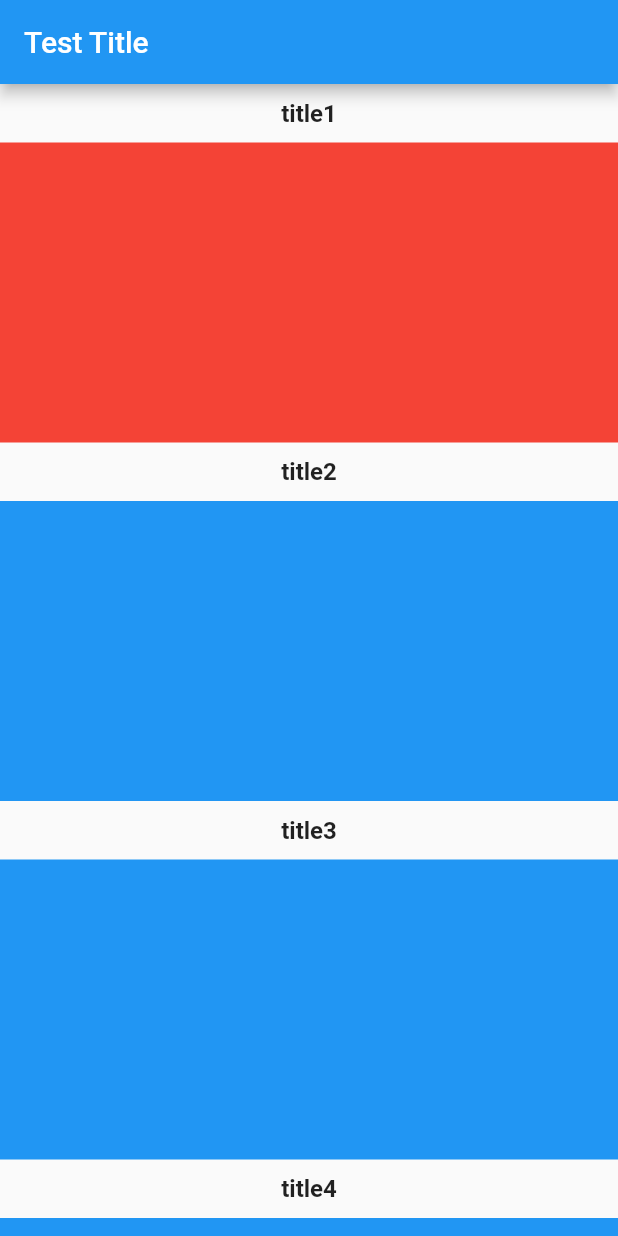
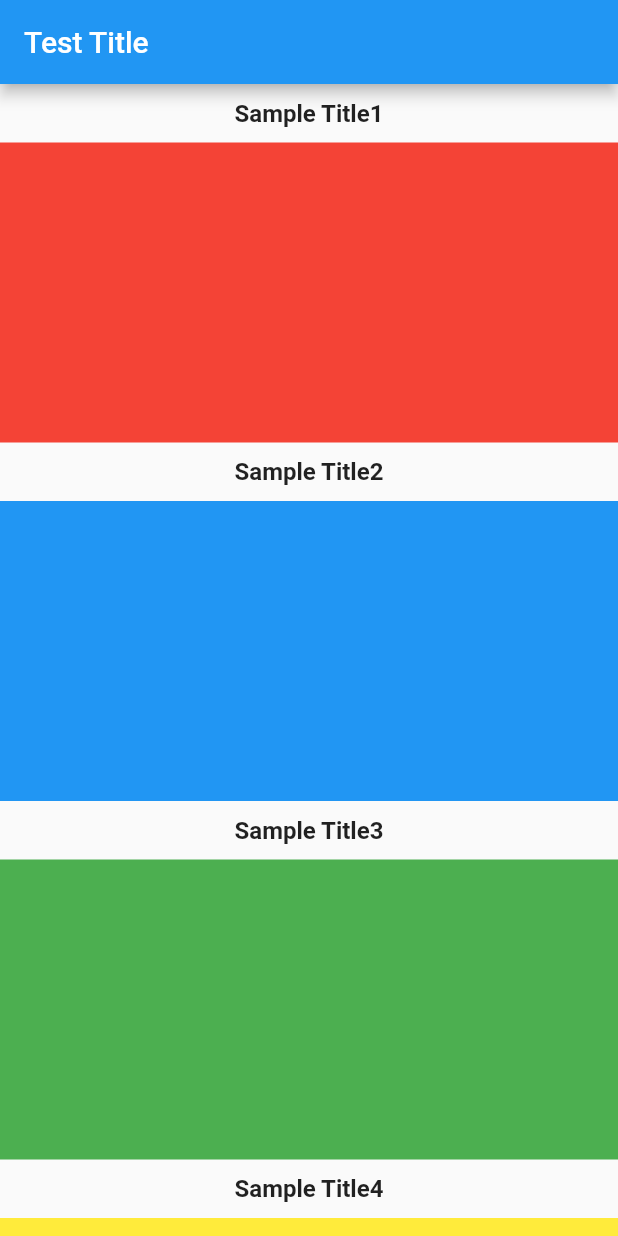
Before and after one commit to sunjom/Baobab_AppFront, a Flutter app: the screen it shows after launch, on a phone screen of 412 x 824 dp. Run offline on Flutter 3.47's test engine with Material 3 defaults, Android fonts, the phone set to English and light mode, and no system bars.

Commit message:
[FE] ListView.builder 실습

```diff
--- a/code/lib/main.dart
+++ b/code/lib/main.dart
@@ -33,8 +33,25 @@ class _MyHomePageState extends State<MyHomePage> {
 
   final postList=[
     {
-      "title":"Sample Title",
-    }
+      "title":"Sample Title1",
+      "color":Colors.red,
+    },
+    {
+      "title":"Sample Title2",
+      "color":Colors.blue,
+    },
+    {
+      "title":"Sample Title3",
+      "color":Colors.green,
+    },
+    {
+      "title":"Sample Title4",
+      "color":Colors.yellow,
+    },
+    {
+      "title":"Sample Title5",
+      "color":Colors.pink,
+    },
   ];
   @override
   Widget build(BuildContext context) {
@@ -42,17 +59,16 @@ class _MyHomePageState extends State<MyHomePage> {
       appBar: AppBar(
         title:const Text("Test Title"),
       ),
-
-      body: ListView(
-        //가로 스크롤 가능.
-        //scrollDirection: Axis.horizontal,
-        children: [
-         postContainer(title:'title1',color:Colors.red),
-         postContainer(title:'title2'),
-         postContainer(title:'title3'),
-         postContainer(title:'title4'),
-         postContainer(title:'title5'),
-        ]
+      //ListView.builder로 객체값을 이용할 수 있음.
+      body: ListView.builder(
+        itemCount: postList.length,
+        itemBuilder: (BuildContext con, int index){
+          return postContainer(
+            //as로 type확정
+            title: postList[index]["title"] as String,
+            color: postList[index]["color"] as Color,
+          );
+        },
       )
     );
   }
```
